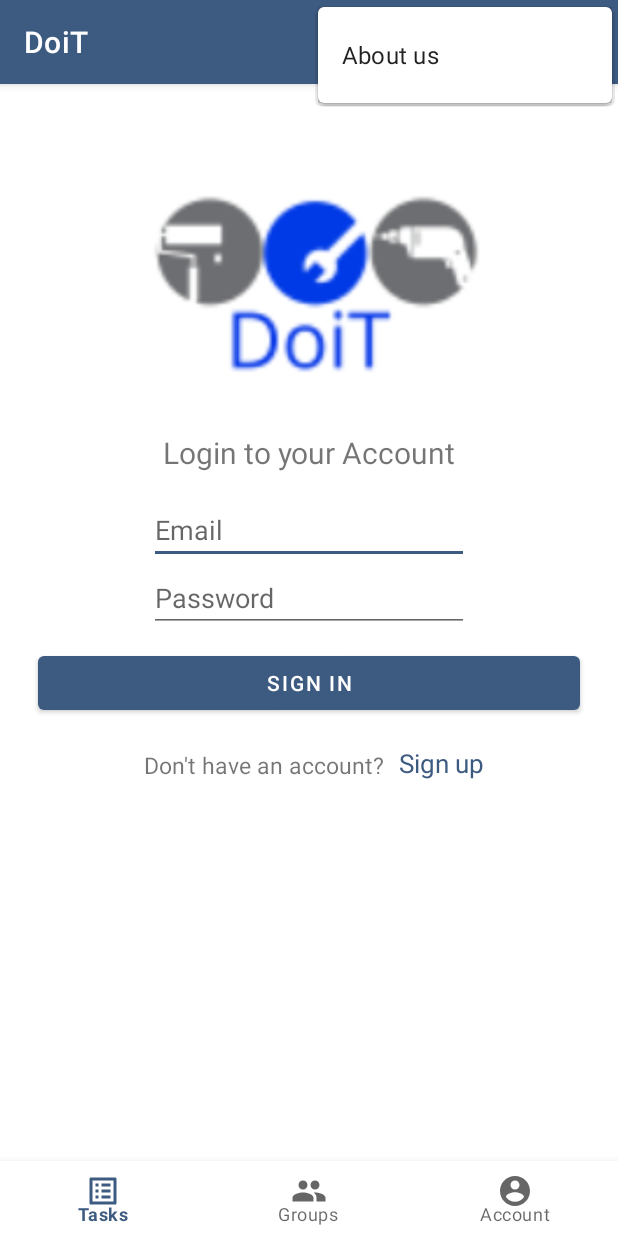
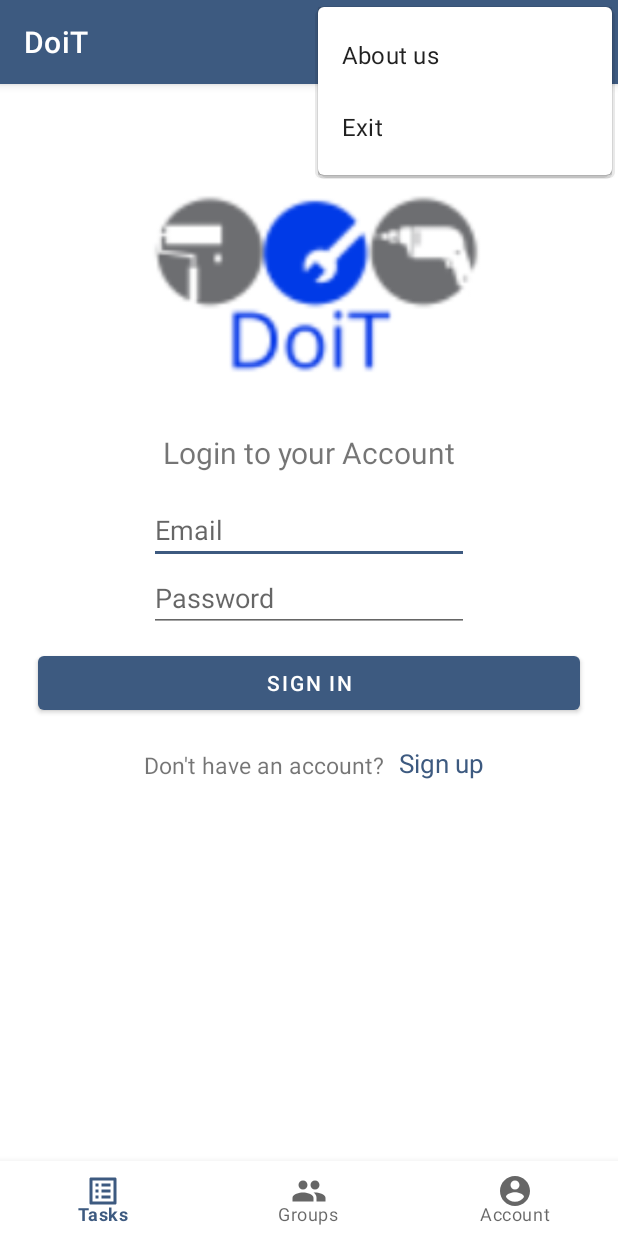
Before and after one commit to noampl/DoiT, an Android app: the screen it shows after launch (MainActivity), with the options menu open, on a phone screen of 412 x 824 dp. Run offline under Robolectric (Android 15) with nearby library versions, the phone set to English and light mode, and no system bars; our stand-ins replace Firebase (no records; nobody signed in at launch, a user with empty details on screens opened directly), Room's generated code, data binding, navigation-ui; 1 statement that could not run was skipped.

Commit message:
added exit button

```diff
--- a/app/src/main/java/com/example/doit/view/MainActivity.java
+++ b/app/src/main/java/com/example/doit/view/MainActivity.java
@@ -4,19 +4,25 @@ import androidx.appcompat.app.AppCompatActivity;
 import androidx.databinding.DataBindingUtil;
 import androidx.lifecycle.Observer;
 import androidx.lifecycle.ViewModelProvider;
+import androidx.navigation.NavController;
+import androidx.navigation.Navigation;
 import androidx.navigation.fragment.NavHostFragment;
 import androidx.navigation.ui.NavigationUI;
 
+import android.annotation.SuppressLint;
 import android.content.Context;
 import android.content.SharedPreferences;
 import android.os.Bundle;
 import android.util.Log;
 import android.view.Menu;
+import android.view.MenuItem;
 
+import com.example.MyApplication;
 import com.example.doit.R;
 import com.example.doit.databinding.ActivityMainBinding;
 import com.example.doit.model.Repository;
 import com.example.doit.model.entities.User;
+import com.example.doit.viewmodel.AccountViewModel;
 import com.example.doit.viewmodel.LoginViewModel;
 import com.google.android.material.bottomnavigation.BottomNavigationView;
 
@@ -29,6 +35,8 @@ public class MainActivity extends AppCompatActivity {
     private ActivityMainBinding _binding;
     private static Context context;
     private HashMap<String,String> credentials;
+    private AccountViewModel accountViewModel;
+    private NavHostFragment navHostFragment;
 
 
     @Override
@@ -36,6 +44,7 @@ public class MainActivity extends AppCompatActivity {
         super.onCreate(savedInstanceState);
         _binding = DataBindingUtil.setContentView(this, R.layout.activity_main);
         LoginViewModel loginViewModel = new ViewModelProvider(this).get(LoginViewModel.class);
+        accountViewModel = new ViewModelProvider(this).get(AccountViewModel.class);
         _binding.setLoginViewModel(loginViewModel);
         _binding.setLifecycleOwner(this);
         context = getApplicationContext();
@@ -66,17 +75,29 @@ public class MainActivity extends AppCompatActivity {
         return true;
     }
 
+    @SuppressLint("NonConstantResourceId")
+    @Override
+    public boolean onOptionsItemSelected(MenuItem item){
+        int id = item.getItemId();
+        switch(id){
+            case R.id.about:
+                return false;
+            case R.id.exitButton:
+                accountViewModel.onClickLogoutButton();
+                finishAndRemoveTask();
+                return true;
+        }
+        return false;
+    }
+
     public Context getContext() {
         return getApplicationContext();
     }
 
     private void initNavigation() {
-        NavHostFragment navHostFragment =
-                (NavHostFragment) getSupportFragmentManager().findFragmentById(R.id.fragmentContainerView);
-
+        navHostFragment = (NavHostFragment) getSupportFragmentManager().findFragmentById(R.id.fragmentContainerView);
         BottomNavigationView bottomNavigationView = _binding.bottomNavBar;
         NavigationUI.setupWithNavController(bottomNavigationView, navHostFragment.getNavController());
-
     }
 
 
--- a/app/src/main/java/com/example/doit/view/fragments/LogInFragment.java
+++ b/app/src/main/java/com/example/doit/view/fragments/LogInFragment.java
@@ -68,16 +68,7 @@ public class LogInFragment extends Fragment {
                 }
             }
         });
-        setHasOptionsMenu(true);
         return _binding.getRoot();
-    }
-
-    @Override
-    public void onPrepareOptionsMenu(Menu menu){
-        MenuItem item=menu.findItem(R.id.logoutMenu);
-        if(item != null){
-            item.setVisible(false);
-        }
     }
 
     private Observer<Boolean> onUserAuthentication() {
--- a/app/src/main/res/menu/app_menu.xml
+++ b/app/src/main/res/menu/app_menu.xml
@@ -2,6 +2,6 @@
 <menu xmlns:android="http://schemas.android.com/apk/res/android">
     <item  android:id="@+id/about"
         android:title="@string/about_us"/>
-    <item  android:id="@+id/logoutMenu"
-        android:title="@string/logout_menu"/>
+    <item  android:id="@+id/exitButton"
+        android:title="@string/exit"/>
 </menu>
--- a/app/src/main/res/navigation/doit_graph.xml
+++ b/app/src/main/res/navigation/doit_graph.xml
@@ -45,6 +45,9 @@
         <action
             android:id="@+id/action_groupsFragment2_to_addGroupDialog"
             app:destination="@id/addGroupDialog" />
+        <action
+            android:id="@+id/action_groupsFragment2_to_logInFragment2"
+            app:destination="@id/logInFragment2" />
     </fragment>
     <fragment
         android:id="@+id/chosenGroupFragment"
--- a/app/src/main/res/values/strings.xml
+++ b/app/src/main/res/values/strings.xml
@@ -40,6 +40,7 @@
     <string name="target_date">Target date</string>
     <string name="about_us">About us</string>
     <string name="logout_menu">Logout</string>
+    <string name="exit">Exit</string>
 
 
 </resources>
```
